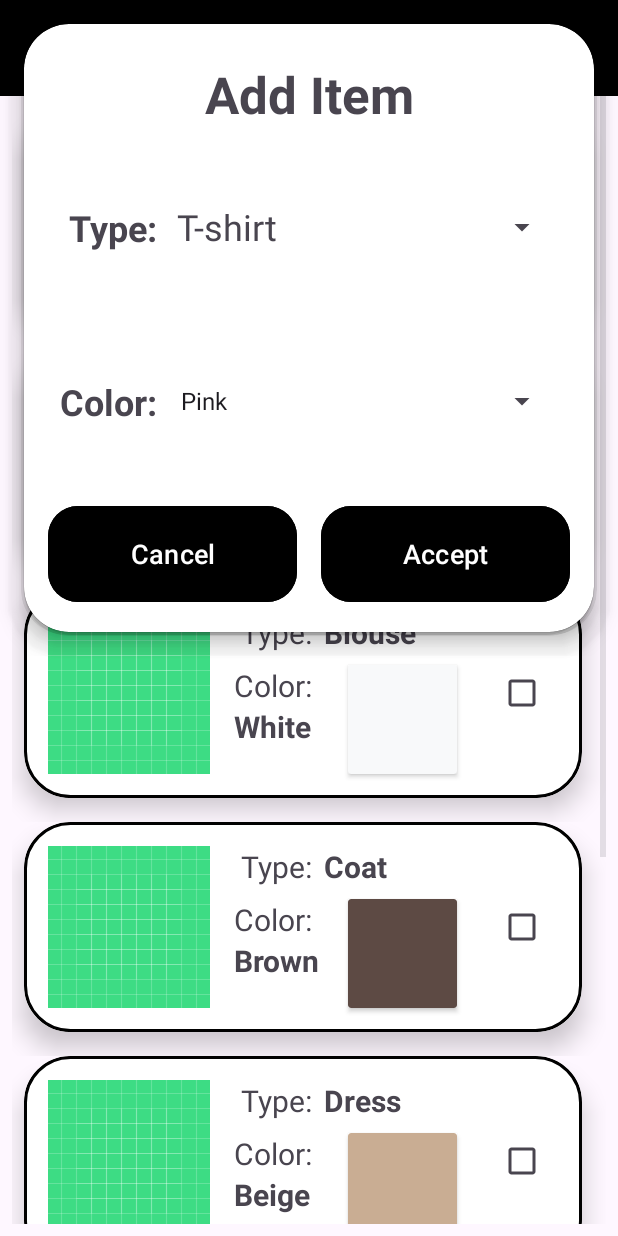
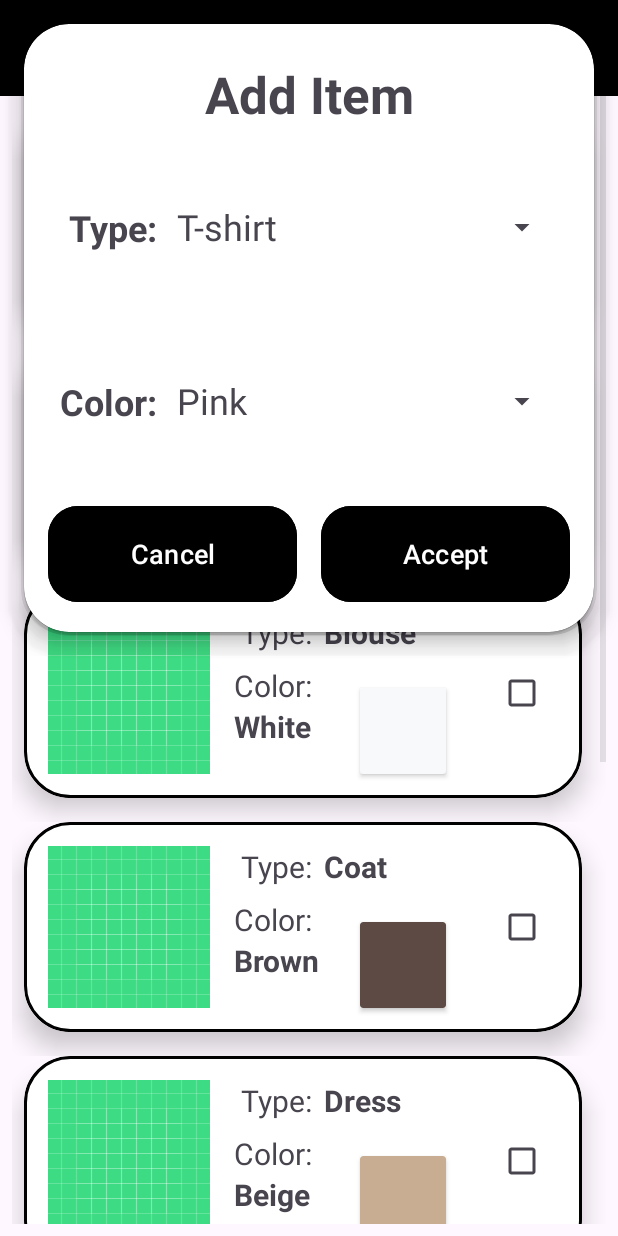
Before and after one commit to GH-Henry/MyApplication, an Android app: the ClosetActivity screen opened directly, with no data from a screen before it, after a tap on "Add item button", on a phone screen of 412 x 824 dp. Run offline under Robolectric (Android 15) with nearby library versions, the phone set to English and light mode, and no system bars.

Commit message:
Added functionality to "accept" and "cancel" buttons in add-item popup in ClosetActivity. Fixed bug of clothing color text in add-item popup being incorrect size.

```diff
--- a/app/src/main/java/com/example/mystylist/closet_activity/ClosetActivity.java
+++ b/app/src/main/java/com/example/mystylist/closet_activity/ClosetActivity.java
@@ -6,6 +6,7 @@ import androidx.recyclerview.widget.LinearLayoutManager;
 import androidx.recyclerview.widget.RecyclerView;
 
 import android.os.Bundle;
+import android.util.Log;
 import android.view.Gravity;
 import android.view.LayoutInflater;
 import android.view.View;
@@ -23,24 +24,26 @@ import com.example.mystylist.structures.Item;
 public class ClosetActivity extends AppCompatActivity {
 
     RecyclerView recyclerView;
+    public static Closet current_closet;
 
     @Override
     protected void onCreate(Bundle savedInstanceState) {
         super.onCreate(savedInstanceState);
         setContentView(R.layout.activity_closet);
         recyclerView = findViewById(R.id.items_list);
+        recyclerView.setHasFixedSize(false);
 
         // TODO: Remove for deployment
-        Closet closet = new Closet(null);
-        closet.addItem(new Item(EItemType.T_SHIRT, EColor.BLACK));
-        closet.addItem(new Item(EItemType.BLOUSE, EColor.WHITE));
-        closet.addItem(new Item(EItemType.COAT, EColor.BROWN));
-        closet.addItem(new Item(EItemType.DRESS, EColor.BEIGE));
-        closet.addItem(new Item(EItemType.HEELS, EColor.GREEN));
-        closet.addItem(new Item(EItemType.LONG_SLEEVE_SHIRT, EColor.GREY));
-        closet.addItem(new Item(EItemType.LOAFERS, EColor.DARK_BLUE));
+        current_closet = new Closet(null);
+        current_closet.addItem(new Item(EItemType.T_SHIRT, EColor.BLACK));
+        current_closet.addItem(new Item(EItemType.BLOUSE, EColor.WHITE));
+        current_closet.addItem(new Item(EItemType.COAT, EColor.BROWN));
+        current_closet.addItem(new Item(EItemType.DRESS, EColor.BEIGE));
+        current_closet.addItem(new Item(EItemType.HEELS, EColor.GREEN));
+        current_closet.addItem(new Item(EItemType.LONG_SLEEVE_SHIRT, EColor.GREY));
+        current_closet.addItem(new Item(EItemType.LOAFERS, EColor.DARK_BLUE));
 
-        ClosetItemAdapter adapter = new ClosetItemAdapter(closet);
+        ClosetItemAdapter adapter = new ClosetItemAdapter(current_closet);
         recyclerView.setAdapter(adapter);
         recyclerView.setLayoutManager(new LinearLayoutManager(this));
     }
@@ -57,12 +60,36 @@ public class ClosetActivity extends AppCompatActivity {
         type_spinner.setAdapter(item_adapter);
 
         Spinner color_spinner = popupView.findViewById(R.id.color_spinner);
-        ArrayAdapter<EColor> color_adapter = new ArrayAdapter<>(this, android.R.layout.simple_spinner_item, EColor.values());
+        ArrayAdapter<EColor> color_adapter = new ArrayAdapter<>(this, R.layout.spinner_row_clothing_color, EColor.values());
         color_spinner.setAdapter(color_adapter);
 
         Button button_cancel = popupView.findViewById(R.id.button_cancel);
+        button_cancel.setOnClickListener(new View.OnClickListener() {
+            @Override
+            public void onClick(View v) {
+                popupWindow.dismiss();
+            }
+        });
 
         Button button_accept = popupView.findViewById(R.id.button_accept);
+        button_accept.setOnClickListener(new View.OnClickListener() {
+            @Override
+            public void onClick(View v) {
+                EItemType item_type = EItemType.values()[type_spinner.getSelectedItemPosition()];
+                EColor color = EColor.values()[color_spinner.getSelectedItemPosition()];
+                Item item = new Item(item_type, color);
+
+                if (current_closet.addItem(0, item)) {
+                    // Update recycler
+                    recyclerView.getAdapter().notifyItemInserted(1);
+                    // Close popup
+                    popupWindow.dismiss();
+                }
+                else {
+                    // TODO: Warn user invalid inputs
+                }
+            }
+        });
 
         popupWindow.showAtLocation(recyclerView, Gravity.CENTER, 0, 0);
     }
--- a/app/src/main/java/com/example/mystylist/closet_activity/ClosetItemAdapter.java
+++ b/app/src/main/java/com/example/mystylist/closet_activity/ClosetItemAdapter.java
@@ -141,6 +141,8 @@ public class ClosetItemAdapter extends RecyclerView.Adapter<ClosetItemAdapter.Vi
 
     @Override
     public int getItemCount() {
-        return closet.getItemCount();
+        return 1 + closet.getItemCount();
     }
+
+
 }
--- a/app/src/main/res/layout/recycler_row_item_closet.xml
+++ b/app/src/main/res/layout/recycler_row_item_closet.xml
@@ -52,6 +52,7 @@
                 android:layout_height="wrap_content"
                 android:layout_marginStart="8dp"
                 android:layout_marginEnd="16dp"
+                android:lines="2"
                 android:textSize="20sp"
                 android:textStyle="bold"
                 app:layout_constraintEnd_toEndOf="parent"
@@ -91,7 +92,7 @@
                 app:layout_constraintEnd_toStartOf="@+id/check_box"
                 app:layout_constraintHorizontal_bias="0.55"
                 app:layout_constraintStart_toEndOf="@+id/color_label"
-                app:layout_constraintTop_toTopOf="@+id/color_label" />
+                app:layout_constraintTop_toBottomOf="@+id/type_text" />
 
             <CheckBox
                 android:id="@+id/check_box"
```
Also changed, not shown: app/src/main/java/com/example/mystylist/structures/Closet.java (+13 -0 lines).
